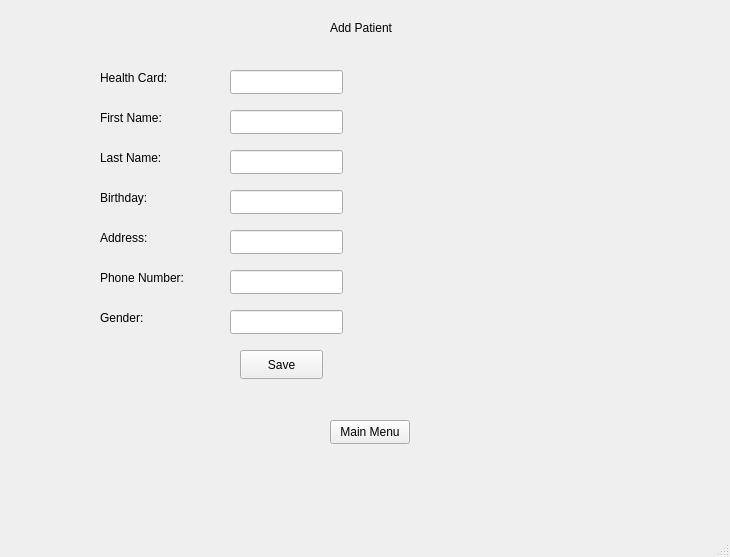
Before: the Qt Designer form mainwindow.ui in Jenushan44/Hospital-Manager, drawn with Qt 5.
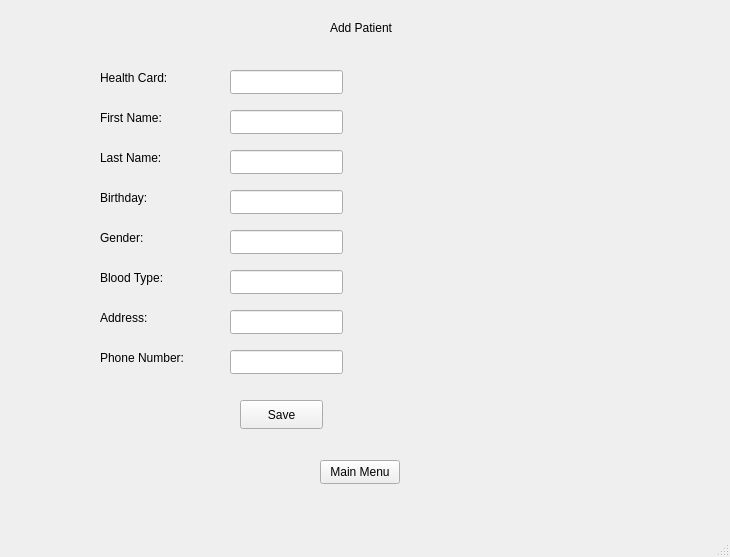
After: the same form once the commit is applied. The open tabs and pages were chosen to show the change.

The edit to the form file:
```diff
--- a/mainwindow.ui
+++ b/mainwindow.ui
@@ -138,8 +138,8 @@
      <widget class="QPushButton" name="menuPageButton3">
       <property name="geometry">
        <rect>
-        <x>330</x>
-        <y>420</y>
+        <x>320</x>
+        <y>460</y>
         <width>80</width>
         <height>24</height>
        </rect>
@@ -223,7 +223,7 @@
        </rect>
       </property>
       <property name="text">
-       <string>Address: </string>
+       <string>Gender: </string>
       </property>
      </widget>
      <widget class="QLabel" name="label_10">
@@ -236,7 +236,7 @@
        </rect>
       </property>
       <property name="text">
-       <string>Phone Number:</string>
+       <string>Blood Type: </string>
       </property>
      </widget>
      <widget class="QLabel" name="label_11">
@@ -249,7 +249,7 @@
        </rect>
       </property>
       <property name="text">
-       <string>Gender: </string>
+       <string>Address: </string>
       </property>
      </widget>
      <widget class="QLineEdit" name="patientHealthCardNumber">
@@ -302,31 +302,31 @@
        </rect>
       </property>
      </widget>
-     <widget class="QLineEdit" name="patientAddressInput">
-      <property name="geometry">
-       <rect>
-        <x>230</x>
-        <y>230</y>
-        <width>113</width>
-        <height>24</height>
-       </rect>
-      </property>
-     </widget>
      <widget class="QLineEdit" name="patientGenderInput">
       <property name="geometry">
        <rect>
         <x>230</x>
+        <y>230</y>
+        <width>113</width>
+        <height>24</height>
+       </rect>
+      </property>
+     </widget>
+     <widget class="QLineEdit" name="patientAddressInput">
+      <property name="geometry">
+       <rect>
+        <x>230</x>
         <y>310</y>
         <width>113</width>
         <height>24</height>
        </rect>
       </property>
      </widget>
-     <widget class="QPushButton" name="pushButton_5">
+     <widget class="QPushButton" name="pushButton">
       <property name="geometry">
        <rect>
         <x>240</x>
-        <y>350</y>
+        <y>400</y>
         <width>83</width>
         <height>29</height>
        </rect>
@@ -335,6 +335,29 @@
        <string>Save</string>
       </property>
      </widget>
+     <widget class="QLineEdit" name="patientPhoneNumberInput">
+      <property name="geometry">
+       <rect>
+        <x>230</x>
+        <y>350</y>
+        <width>113</width>
+        <height>24</height>
+       </rect>
+      </property>
+     </widget>
+     <widget class="QLabel" name="label_25">
+      <property name="geometry">
+       <rect>
+        <x>100</x>
+        <y>350</y>
+        <width>91</width>
+        <height>16</height>
+       </rect>
+      </property>
+      <property name="text">
+       <string>Phone Number: </string>
+      </property>
+     </widget>
     </widget>
     <widget class="QWidget" name="page_5">
      <widget class="QLabel" name="label_12">
@@ -363,7 +386,7 @@
        <string>Main Menu</string>
       </property>
      </widget>
-     <widget class="QPushButton" name="pushButton">
+     <widget class="QPushButton" name="on_viewPatientDB_clicked">
       <property name="geometry">
        <rect>
         <x>570</x>
```
Left out of the diff: 36 changed lines with no effect on the pictures.
